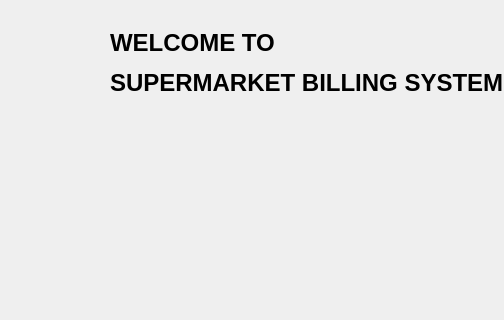
First picture: the form in mainwindow.ui, repository RamrajCh/SuperMarket-Billing-System, before the edit; both pictures show x 0 to 504 and y 199 to 519 of the 650 by 600 pixel window.
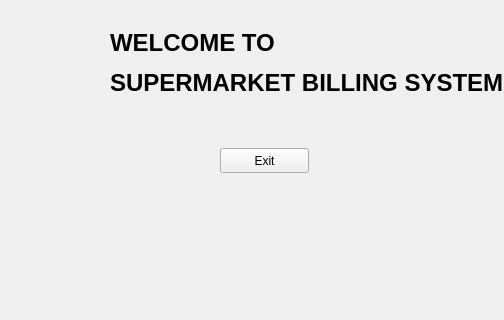
Second picture: the form after the edit. The open tabs and pages were chosen to show the change.

Diff of the .ui file:
```diff
--- a/mainwindow.ui
+++ b/mainwindow.ui
@@ -46,6 +46,19 @@
        <string>&lt;html&gt;&lt;head/&gt;&lt;body&gt;&lt;p&gt;&lt;span style=&quot; font-size:18pt; font-weight:600;&quot;&gt;WELCOME TO &lt;/span&gt;&lt;/p&gt;&lt;p&gt;&lt;span style=&quot; font-size:18pt; font-weight:600;&quot;&gt;SUPERMARKET BILLING SYSTEM!!&lt;/span&gt;&lt;/p&gt;&lt;/body&gt;&lt;/html&gt;</string>
       </property>
      </widget>
+     <widget class="QPushButton" name="exitButton">
+      <property name="geometry">
+       <rect>
+        <x>220</x>
+        <y>330</y>
+        <width>89</width>
+        <height>25</height>
+       </rect>
+      </property>
+      <property name="text">
+       <string>Exit</string>
+      </property>
+     </widget>
     </widget>
     <widget class="QWidget" name="page_2">
      <widget class="QPushButton" name="registerButton_2">
```
Left out of the diff: 2 changed lines with no effect on the pictures.
